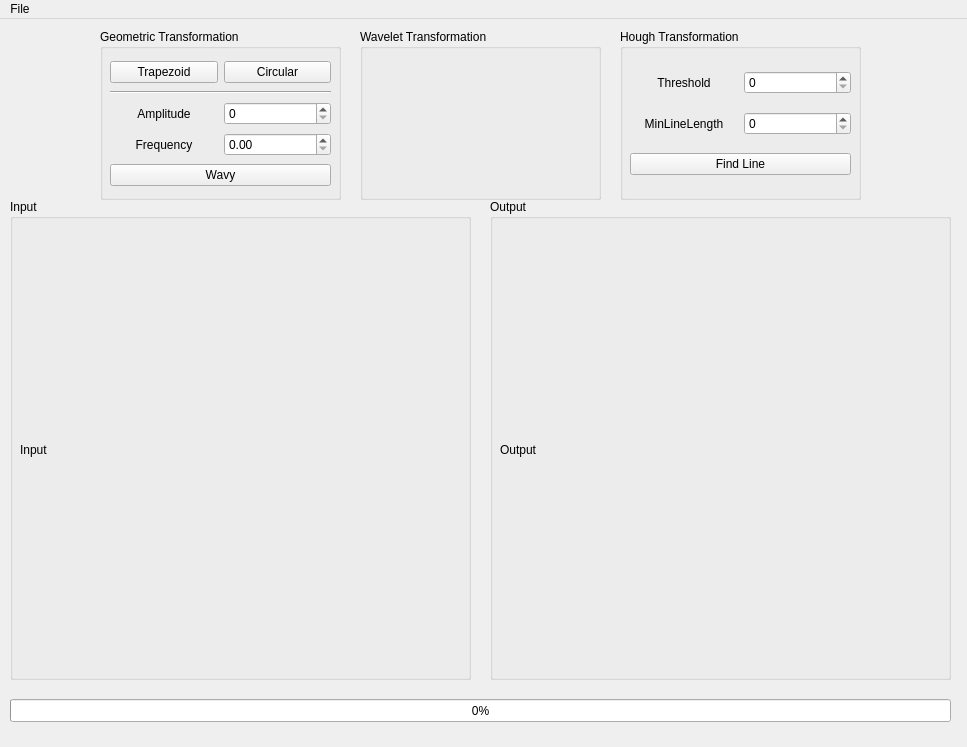
Above: HW06/myui.ui from WesleyCh3n/Img-Processing before the change. Below: the same form after it.
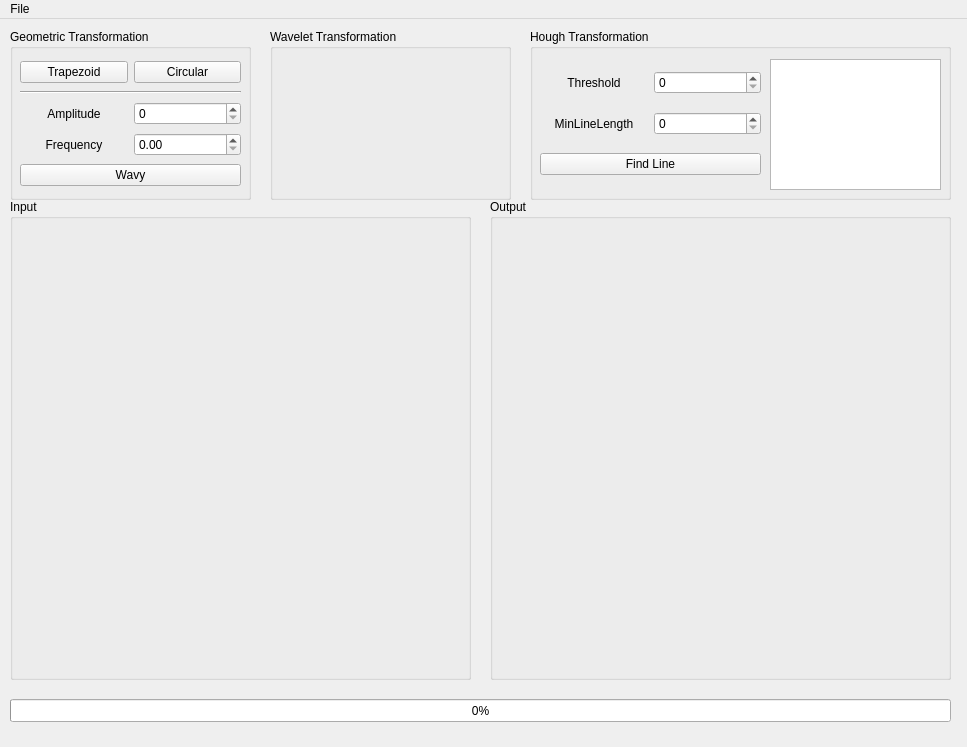
That is the form after the change.

What changed in the file:
```diff
--- a/HW06/myui.ui
+++ b/HW06/myui.ui
@@ -36,7 +36,7 @@
       </rect>
      </property>
      <property name="text">
-      <string>Input</string>
+      <string/>
      </property>
     </widget>
    </widget>
@@ -62,14 +62,14 @@
       </rect>
      </property>
      <property name="text">
-      <string>Output</string>
+      <string/>
      </property>
     </widget>
    </widget>
    <widget class="QGroupBox" name="groupBox_3">
     <property name="geometry">
      <rect>
-      <x>100</x>
+      <x>10</x>
       <y>10</y>
       <width>241</width>
       <height>171</height>
@@ -148,7 +148,7 @@
    <widget class="QGroupBox" name="groupBox_4">
     <property name="geometry">
      <rect>
-      <x>360</x>
+      <x>270</x>
       <y>10</y>
       <width>241</width>
       <height>171</height>
@@ -161,9 +161,9 @@
    <widget class="QGroupBox" name="groupBox_5">
     <property name="geometry">
      <rect>
-      <x>620</x>
+      <x>530</x>
       <y>10</y>
-      <width>241</width>
+      <width>421</width>
       <height>171</height>
      </rect>
     </property>
@@ -215,6 +215,16 @@
       </item>
      </layout>
     </widget>
+    <widget class="QTextBrowser" name="textBrowser">
+     <property name="geometry">
+      <rect>
+       <x>240</x>
+       <y>30</y>
+       <width>171</width>
+       <height>131</height>
+      </rect>
+     </property>
+    </widget>
    </widget>
    <widget class="QProgressBar" name="progressBar">
     <property name="geometry">
```
